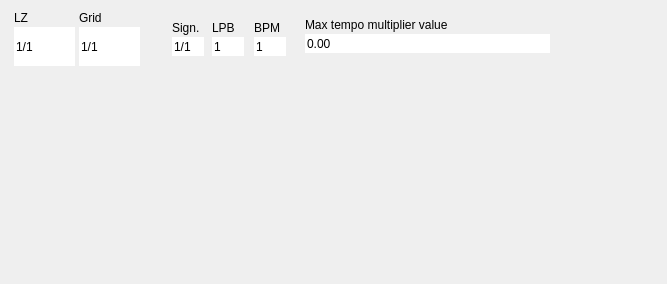
Before: the Qt Designer form Qt/qt4_upperleft_widget.ui in kmatheussen/radium, drawn with Qt 5.
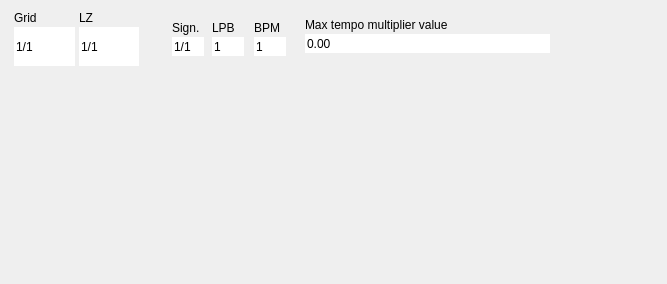
After: the same form once the commit is applied. Custom widgets are drawn as their Qt base class.

Commit message: Switched the grid and the lz track

The edit to the form file:
```diff
--- a/Qt/qt4_upperleft_widget.ui
+++ b/Qt/qt4_upperleft_widget.ui
@@ -84,7 +84,7 @@
      <height>60</height>
     </rect>
    </property>
-   <layout class="QGridLayout" name="gridLayout" columnstretch="0,0,0">
+   <layout class="QGridLayout" name="gridLayout" columnstretch="0,0,0,0">
     <property name="leftMargin">
      <number>4</number>
     </property>
@@ -103,7 +103,29 @@
     <property name="verticalSpacing">
      <number>2</number>
     </property>
-    <item row="0" column="0">
+    <item row="1" column="1">
+     <widget class="LZQLineEdit" name="lz">
+      <property name="sizePolicy">
+       <sizepolicy hsizetype="Fixed" vsizetype="Expanding">
+        <horstretch>1</horstretch>
+        <verstretch>0</verstretch>
+       </sizepolicy>
+      </property>
+      <property name="toolTip">
+       <string>&lt;html&gt;&lt;head/&gt;&lt;body&gt;&lt;p&gt;Line Zoom value.&lt;/p&gt;&lt;p&gt;To circumvent grid, hold the CTRL key.&lt;/p&gt;&lt;p&gt;Use mouse wheel to quicly change the value.&lt;/p&gt;&lt;/body&gt;&lt;/html&gt;</string>
+      </property>
+      <property name="inputMask">
+       <string/>
+      </property>
+      <property name="text">
+       <string>1/1</string>
+      </property>
+      <property name="frame">
+       <bool>false</bool>
+      </property>
+     </widget>
+    </item>
+    <item row="0" column="1">
      <widget class="QLabel" name="ExpandLabe">
       <property name="sizePolicy">
        <sizepolicy hsizetype="Preferred" vsizetype="Preferred">
@@ -119,7 +141,29 @@
       </property>
      </widget>
     </item>
-    <item row="0" column="2">
+    <item row="1" column="0">
+     <widget class="GridQLineEdit" name="grid">
+      <property name="sizePolicy">
+       <sizepolicy hsizetype="Fixed" vsizetype="Expanding">
+        <horstretch>1</horstretch>
+        <verstretch>0</verstretch>
+       </sizepolicy>
+      </property>
+      <property name="toolTip">
+       <string>&lt;html&gt;&lt;head/&gt;&lt;body&gt;&lt;p&gt;Grid value&lt;/p&gt;&lt;p&gt;To circumvent grid, hold the CTRL key.&lt;/p&gt;&lt;p&gt;Use mouse wheel to quicly change the value.&lt;/p&gt;&lt;/body&gt;&lt;/html&gt;</string>
+      </property>
+      <property name="inputMask">
+       <string/>
+      </property>
+      <property name="text">
+       <string>1/1</string>
+      </property>
+      <property name="frame">
+       <bool>false</bool>
+      </property>
+     </widget>
+    </item>
+    <item row="0" column="0">
      <widget class="QLabel" name="LPBlabel_3">
       <property name="sizePolicy">
        <sizepolicy hsizetype="Preferred" vsizetype="Preferred">
@@ -135,50 +179,6 @@
       </property>
      </widget>
     </item>
-    <item row="1" column="2">
-     <widget class="GridQLineEdit" name="grid">
-      <property name="sizePolicy">
-       <sizepolicy hsizetype="Fixed" vsizetype="Expanding">
-        <horstretch>1</horstretch>
-        <verstretch>0</verstretch>
-       </sizepolicy>
-      </property>
-      <property name="toolTip">
-       <string>&lt;html&gt;&lt;head/&gt;&lt;body&gt;&lt;p&gt;Grid value&lt;/p&gt;&lt;p&gt;To circumvent grid, hold the CTRL key.&lt;/p&gt;&lt;p&gt;Use mouse wheel to quicly change the value.&lt;/p&gt;&lt;/body&gt;&lt;/html&gt;</string>
-      </property>
-      <property name="inputMask">
-       <string/>
-      </property>
-      <property name="text">
-       <string>1/1</string>
-      </property>
-      <property name="frame">
-       <bool>false</bool>
-      </property>
-     </widget>
-    </item>
-    <item row="1" column="0">
-     <widget class="LZQLineEdit" name="lz">
-      <property name="sizePolicy">
-       <sizepolicy hsizetype="Fixed" vsizetype="Expanding">
-        <horstretch>1</horstretch>
-        <verstretch>0</verstretch>
-       </sizepolicy>
-      </property>
-      <property name="toolTip">
-       <string>&lt;html&gt;&lt;head/&gt;&lt;body&gt;&lt;p&gt;Line Zoom value.&lt;/p&gt;&lt;p&gt;To circumvent grid, hold the CTRL key.&lt;/p&gt;&lt;p&gt;Use mouse wheel to quicly change the value.&lt;/p&gt;&lt;/body&gt;&lt;/html&gt;</string>
-      </property>
-      <property name="inputMask">
-       <string/>
-      </property>
-      <property name="text">
-       <string>1/1</string>
-      </property>
-      <property name="frame">
-       <bool>false</bool>
-      </property>
-     </widget>
-    </item>
    </layout>
   </widget>
   <widget class="QWidget" name="LPBWidget" native="true">
```
The commit also changes 3 other files.
